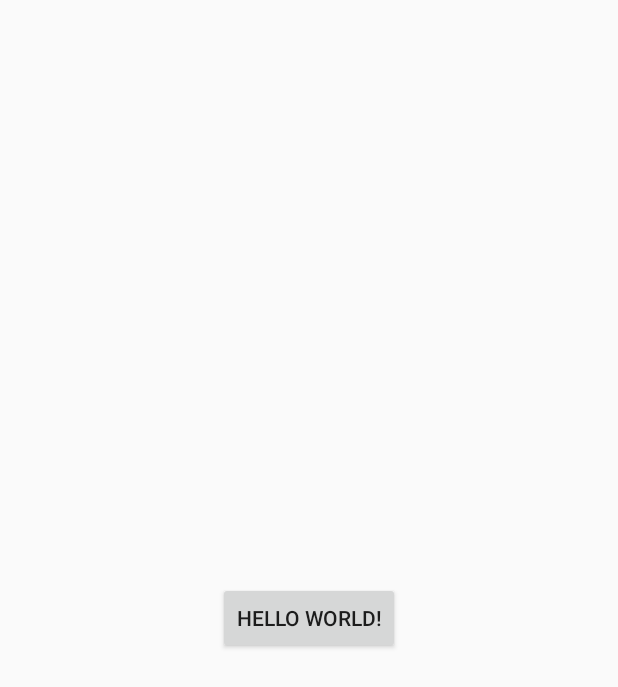
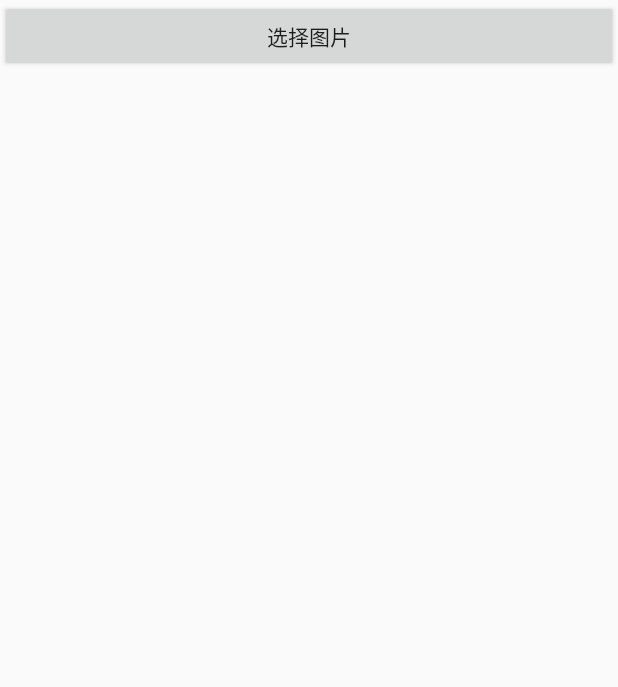
Before and after one commit to CherryLover/PhotoPickModule, an Android app: the screen it shows after launch (MainActivity), on a phone screen of 412 x 824 dp. Shown: the top 687 px of the screen. Run offline under Robolectric (Android 15) with nearby library versions, the phone set to English and light mode, and no system bars.

Commit message:
demo 1. 显示图片选择结果

```diff
--- a/app/src/main/res/layout/activity_main.xml
+++ b/app/src/main/res/layout/activity_main.xml
@@ -1,19 +1,21 @@
 <?xml version="1.0" encoding="utf-8"?>
-<androidx.constraintlayout.widget.ConstraintLayout xmlns:android="http://schemas.android.com/apk/res/android"
-    xmlns:app="http://schemas.android.com/apk/res-auto"
+<LinearLayout xmlns:android="http://schemas.android.com/apk/res/android"
     xmlns:tools="http://schemas.android.com/tools"
     android:layout_width="match_parent"
     android:layout_height="match_parent"
+    android:orientation="vertical"
     tools:context=".MainActivity">
 
     <Button
         android:id="@+id/btn_test"
-        android:layout_width="wrap_content"
-        android:layout_height="wrap_content"
-        android:text="Hello World!"
-        app:layout_constraintBottom_toBottomOf="parent"
-        app:layout_constraintLeft_toLeftOf="parent"
-        app:layout_constraintRight_toRightOf="parent"
-        app:layout_constraintTop_toTopOf="parent" />
+        android:layout_width="match_parent"
+        android:layout_height="48dp"
+        android:text="@string/main_open" />
 
-</androidx.constraintlayout.widget.ConstraintLayout>
+    <TextView
+        android:id="@+id/tv_selector_result"
+        android:layout_width="match_parent"
+        android:layout_height="match_parent"
+        android:layout_margin="15dp" />
+
+</LinearLayout>
--- a/app/src/main/res/values/strings.xml
+++ b/app/src/main/res/values/strings.xml
@@ -1,3 +1,4 @@
 <resources>
     <string name="app_name">PhotoPickModule</string>
+    <string name="main_open">选择图片</string>
 </resources>
```
Also changed, not shown: app/src/main/java/me/monster/photopickmodule/MainActivity.kt (+26 -0 lines).
